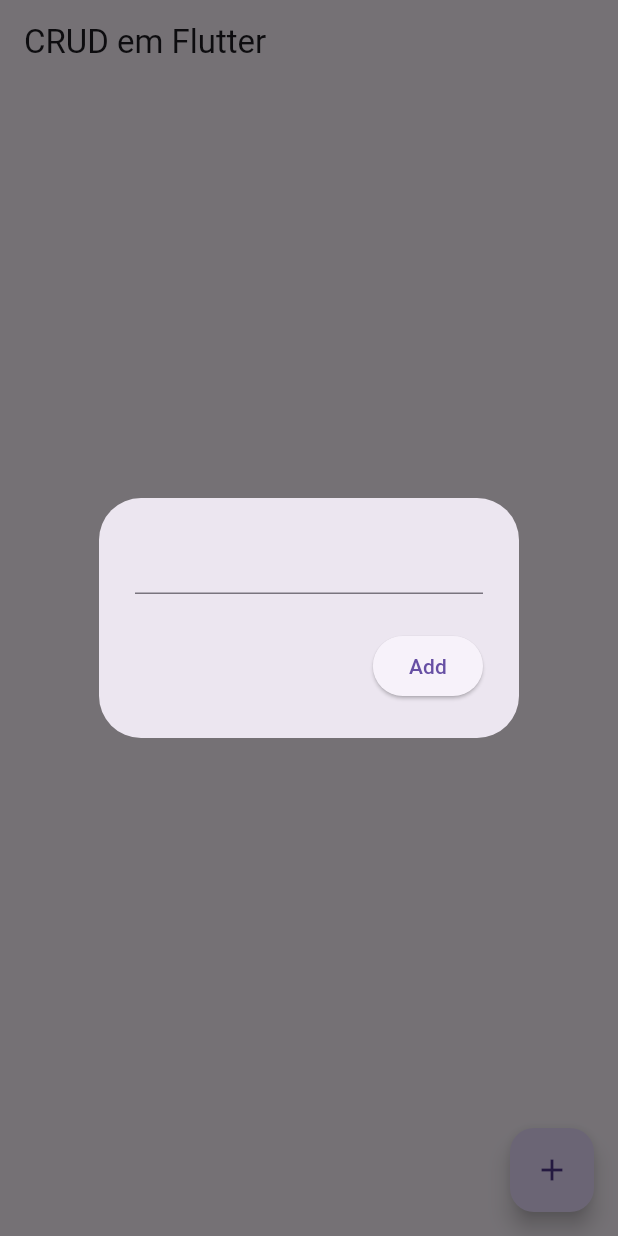
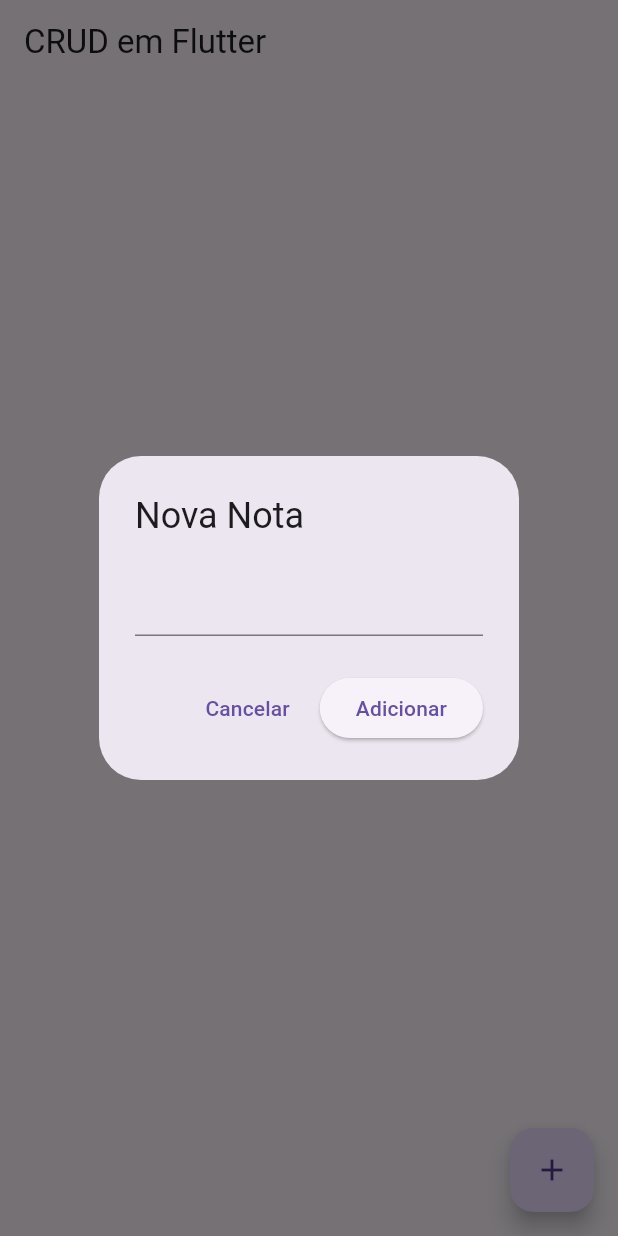
Before and after one commit to AlexAchilles/crudflutter, a Flutter app: the screen it shows after launch, after a tap on the "add" icon, on a phone screen of 412 x 824 dp. Run offline on Flutter 3.47's test engine with Material 3 defaults, Android fonts, the phone set to English and light mode, and no system bars; our stand-ins replace cloud_firestore, firebase_core; accounts and stored records are empty.

Commit message:
Update: Creation of an update feature

```diff
--- a/lib/pages/home_page.dart
+++ b/lib/pages/home_page.dart
@@ -11,24 +11,45 @@ class HomePage extends StatefulWidget {
 
 class _HomePageState extends State<HomePage> {
   final FirestoreService firestoreService = FirestoreService();
-
   final TextEditingController textController = TextEditingController();
 
-  void openNoteBox() {
+  /// Abre a caixa de diálogo
+  /// - Se [docID] == null → adiciona nova nota
+  /// - Se [docID] != null → edita nota existente
+  void openNoteBox({String? docID, String? currentText}) {
+    if (currentText != null) {
+      textController.text = currentText;
+    } else {
+      textController.clear();
+    }
+
     showDialog(
       context: context,
       builder: (context) => AlertDialog(
+        title: Text(docID == null ? "Nova Nota" : "Editar Nota"),
         content: TextField(controller: textController),
         actions: [
+          TextButton(
+            onPressed: () {
+              textController.clear();
+              Navigator.pop(context);
+            },
+            child: const Text("Cancelar"),
+          ),
           ElevatedButton(
             onPressed: () {
-              firestoreService.addNote(textController.text);
+              if (docID == null) {
+                // Criar nova nota
+                firestoreService.addNote(textController.text);
+              } else {
+                // Atualizar nota existente
+                firestoreService.updateNote(docID, textController.text);
+              }
 
               textController.clear();
-
               Navigator.pop(context);
             },
-            child: Text("Add"),
+            child: Text(docID == null ? "Adicionar" : "Salvar"),
           ),
         ],
       ),
@@ -38,19 +59,17 @@ class _HomePageState extends State<HomePage> {
   @override
   Widget build(BuildContext context) {
     return Scaffold(
-      appBar: AppBar(title: Text("CRUD em Flutter")),
+      appBar: AppBar(title: const Text("CRUD em Flutter")),
       floatingActionButton: FloatingActionButton(
-        onPressed: openNoteBox,
+        onPressed: () => openNoteBox(),
         child: const Icon(Icons.add),
       ),
       body: StreamBuilder<QuerySnapshot>(
         stream: firestoreService.getNotesStream(),
         builder: (context, snapshot) {
-          //  Se tiver dados, pegarei tudo
           if (snapshot.hasData) {
             List notesList = snapshot.data!.docs;
 
-            // Mostrar como uma lista
             return ListView.builder(
               itemCount: notesList.length,
               itemBuilder: (context, index) {
@@ -61,11 +80,18 @@ class _HomePageState extends State<HomePage> {
                     document.data() as Map<String, dynamic>;
                 String noteText = data['note'];
 
-                return ListTile(title: Text(noteText));
+                return ListTile(
+                  title: Text(noteText),
+                  trailing: IconButton(
+                    onPressed: () =>
+                        openNoteBox(docID: docID, currentText: noteText),
+                    icon: const Icon(Icons.settings),
+                  ),
+                );
               },
             );
           } else {
-            return const Text("Sem notas, mermão!");
+            return const Center(child: Text("Sem notas, mermão!"));
           }
         },
       ),
```
Also changed, not shown: lib/services/firestore.dart (+8 -1 lines).
